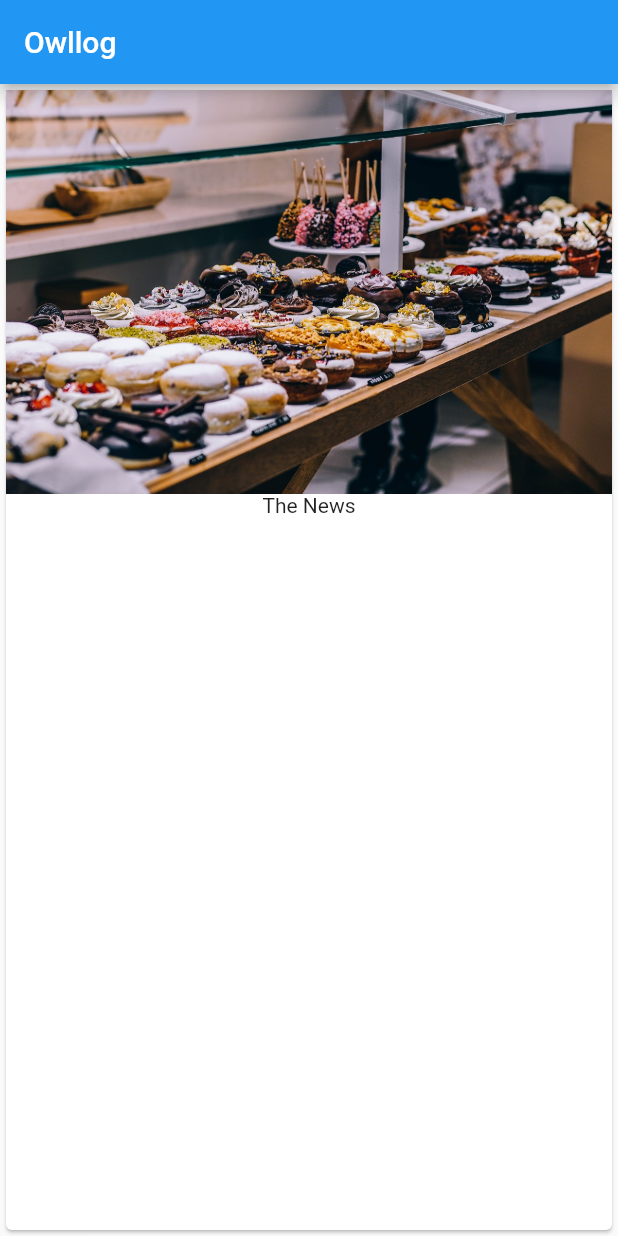
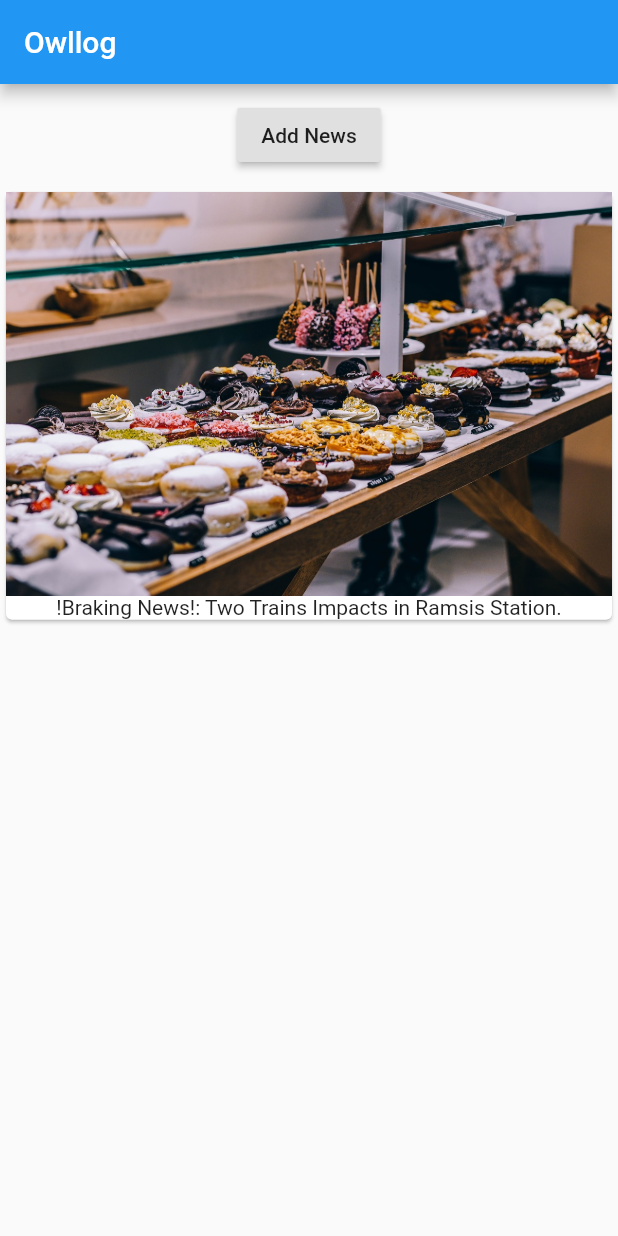
Before and after one commit to Meklad/owllog-mobile-app-by-flutter, a Flutter app: the screen it shows after launch, on a phone screen of 412 x 824 dp. Run offline on Flutter 3.47's test engine with Material 2 defaults, Android fonts, the phone set to English and light mode, and no system bars.

Commit message:
[Add] Complete add the home screen

```diff
--- a/lib/main.dart
+++ b/lib/main.dart
@@ -1,9 +1,19 @@
+/**
+ * Imported Libs...
+ */
 import 'package:flutter/material.dart';
 
+/**
+ * Imported Widgets
+ */
+import './news_manager.dart';
+
+/// Construct new App...
 void main() {
   runApp(Owllog());
 }
 
+/// The Main App Widget...
 class Owllog extends StatelessWidget {
   @override
   Widget build(BuildContext context) {
@@ -12,10 +22,7 @@ class Owllog extends StatelessWidget {
         appBar: AppBar(
           title: Text('Owllog'),
         ),
-        body: Card(
-            child: Column(
-          children: <Widget>[Image.asset('assets/food.jpg'), Text('The News')],
-        )),
+        body: NewsManager(),
       ),
     );
   }
--- /dev/null
+++ b/lib/news.dart
@@ -0,0 +1,30 @@
+/**
+ * Included Libs
+ */
+import 'package:flutter/material.dart';
+
+/// Build new Instance of new News.
+class News extends StatelessWidget {
+
+  final List<String> news;
+
+  News(this.news);
+
+  @override
+  Widget build(BuildContext context) {
+    return Column(
+      children: this.news
+          .map(
+            (element) => Card(
+                  child: Column(
+                    children: <Widget>[
+                      Image.asset('assets/food.jpg'),
+                      Text(element)
+                    ],
+                  ),
+                ),
+          )
+          .toList(),
+    );
+  }
+}
--- /dev/null
+++ b/lib/news_manager.dart
@@ -0,0 +1,44 @@
+/**
+ * Imported Libs
+ */
+import 'package:flutter/material.dart';
+
+/**
+ * Imported Widgets
+ */
+import './news.dart';
+
+/// Main News Manager Widget
+class NewsManager extends StatefulWidget {
+  @override
+  State<StatefulWidget> createState() {
+    return _NewsManagerState();
+  }
+}
+
+/// Change The State of New Manager Widget by Adding new News to the Screen.
+class _NewsManagerState extends State<NewsManager> {
+  List<String> _news = [
+    '!Braking News!: Two Trains Impacts in Ramsis Station.'
+  ];
+
+  @override
+  Widget build(BuildContext context) {
+    return Column(
+      children: [
+        Container(
+          margin: EdgeInsets.all(10.0),
+          child: RaisedButton(
+            onPressed: () {
+              setState(() {
+                _news.add('Advanced News From Owllog.');
+              });
+            },
+            child: Text('Add News'),
+          ),
+        ),
+        News(_news),
+      ],
+    );
+  }
+}
```
